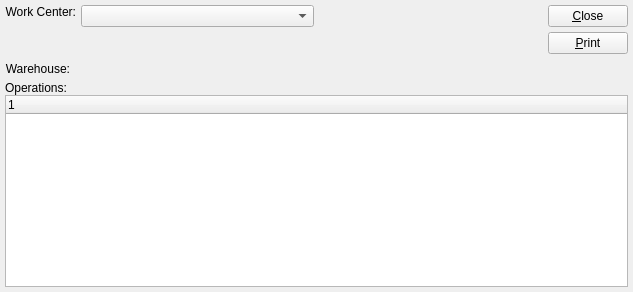
Above: guiclient/dspOperationsByWorkCenter.ui from Pegasus-RPG/xtuple-client before the change. Below: the same form after it.
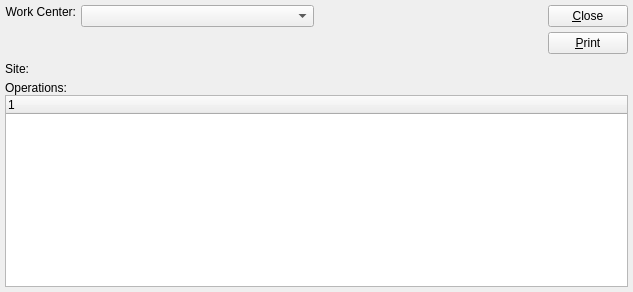
That is the form after the change. Custom widgets are drawn as their Qt base class.

Commit message: issue #6692:first pass for changing "Warehouse" to "Site"

The edit to the form file:
```diff
--- a/guiclient/dspOperationsByWorkCenter.ui
+++ b/guiclient/dspOperationsByWorkCenter.ui
@@ -126,7 +126,7 @@
           <item>
            <widget class="QLabel" name="_warehouseLit" >
             <property name="text" >
-             <string>Warehouse:</string>
+             <string>Site:</string>
             </property>
             <property name="alignment" >
              <set>Qt::AlignRight|Qt::AlignTrailing|Qt::AlignVCenter</set>
```
The commit also changes 201 other files.
